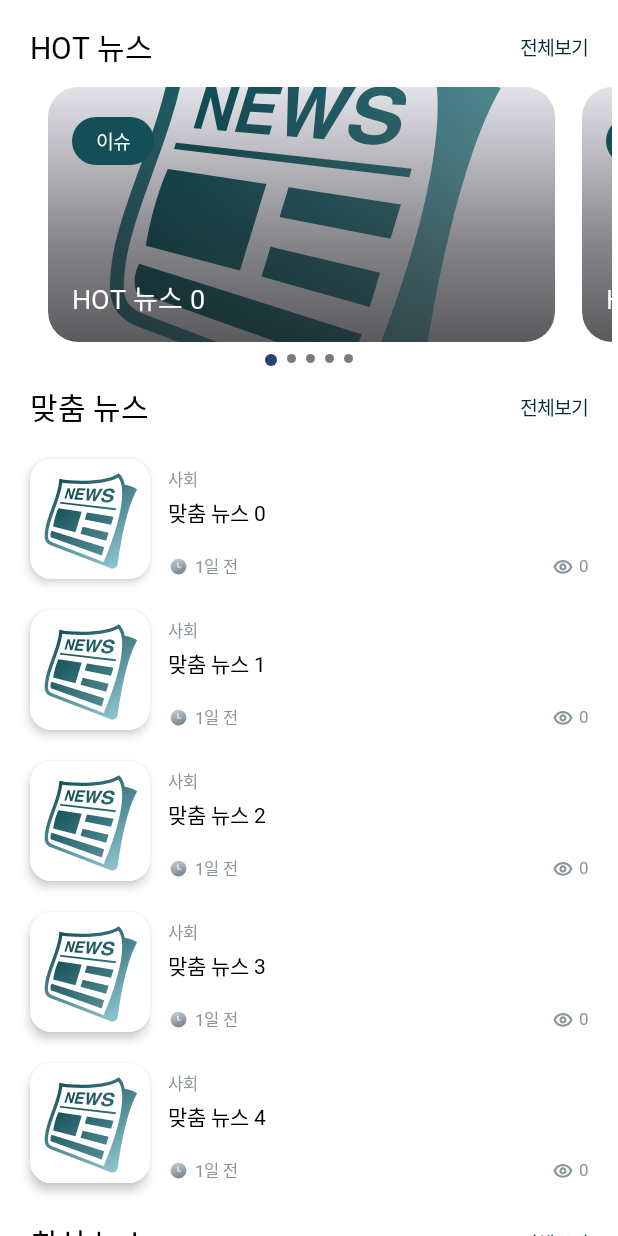
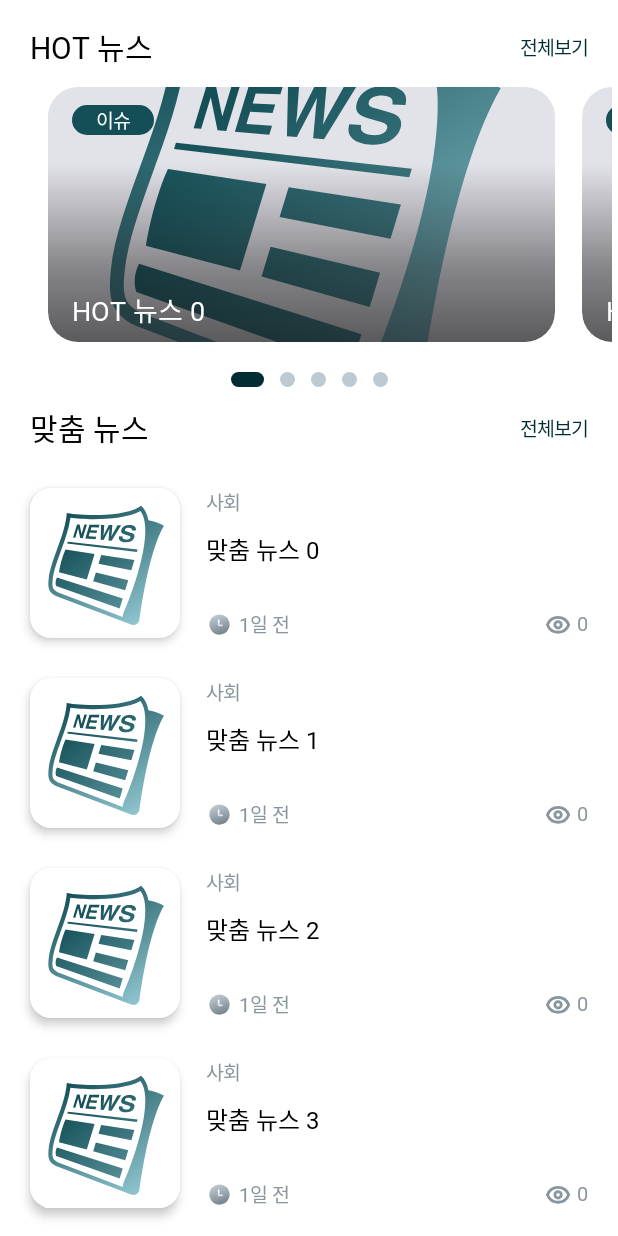
Before and after one commit to My-issue-ssafy/my-issue, an Android app built with Jetpack Compose: the composable NewsScreen shown on its own in the app's theme, on a phone screen of 412 x 824 dp. Run offline under Robolectric (Android 15) with nearby library versions, the phone set to English and light mode, and no system bars; our stand-ins replace Dagger/Hilt's generated code, Navigation 3; pictures from the network do not load; Roboto replaces fonts that are not available here; 14 statements that could not run were skipped.

Commit message:
fix : 뉴스 메인 UI 수정
- HOT뉴스 페이저 점 모양 수정
- 컴포넌트 크기 수정
- 불필요한 코드 리팩토링

S13P21D101-48

```diff
--- a/android/app/src/main/java/com/ioi/myssue/ui/news/NewsComponent.kt
+++ b/android/app/src/main/java/com/ioi/myssue/ui/news/NewsComponent.kt
@@ -1,6 +1,13 @@
 package com.ioi.myssue.ui.news
 
+import android.R.attr.bottom
 import android.R.attr.onClick
+import android.annotation.SuppressLint
+import androidx.compose.animation.animateColorAsState
+import androidx.compose.animation.core.Spring
+import androidx.compose.animation.core.animateDpAsState
+import androidx.compose.animation.core.spring
+import androidx.compose.animation.core.tween
 import androidx.compose.foundation.Image
 import androidx.compose.foundation.background
 import androidx.compose.foundation.clickable
@@ -34,6 +41,7 @@ import androidx.compose.material3.MaterialTheme.typography
 import androidx.compose.material3.Text
 import androidx.compose.runtime.Composable
 import androidx.compose.runtime.derivedStateOf
+import androidx.compose.runtime.getValue
 import androidx.compose.runtime.remember
 import androidx.compose.ui.Alignment
 import androidx.compose.ui.Modifier
@@ -53,6 +61,8 @@ import coil.compose.AsyncImage
 import com.ioi.myssue.R
 import com.ioi.myssue.designsystem.theme.AppColors.Primary600
 import com.ioi.myssue.designsystem.theme.AppColors.Primary700
+import com.ioi.myssue.designsystem.theme.BackgroundColors.Background200
+import com.ioi.myssue.designsystem.theme.BackgroundColors.Background300
 import com.ioi.myssue.designsystem.theme.BackgroundColors.Background400
 import com.ioi.myssue.domain.model.News
 import java.sql.Time
@@ -84,6 +94,7 @@ fun NewsSectionHeader(
 }
 
 // HOT뉴스 페이저
+@SuppressLint("ConfigurationScreenWidthHeight")
 @Composable
 fun HotNewsPager(
     items: List<News>,
@@ -98,20 +109,12 @@ fun HotNewsPager(
     }
     val pagerState = rememberPagerState(pageCount = { items.size })
 
-    // 페이지에 따라 padding 조정
-    val startPad = remember {
-        derivedStateOf { if (pagerState.currentPage == 0) 28.dp else peek }
-    }
-    val endPad = remember {
-        derivedStateOf { if (pagerState.currentPage == items.lastIndex) 28.dp else peek }
-    }
-
     Column {
         HorizontalPager(
             state = pagerState,
             pageSize = PageSize.Fixed(pageWidth),
             pageSpacing = pageSpacing,
-            contentPadding = PaddingValues(start = startPad.value, end = endPad.value),
+            contentPadding = PaddingValues(start = peek, end = peek),
             modifier = Modifier
                 .fillMaxWidth()
                 .height(170.dp)
@@ -119,15 +122,13 @@ fun HotNewsPager(
             HotNewsSlide(
                 news = items[page],
                 onClick = { onClick(items[page]) },
-                modifier = Modifier.fillMaxSize()
+                modifier = Modifier
                     .width(pageWidth)
-                    .fillMaxHeight()
             )
         }
         DotsIndicator(
             count = items.size,
             current = pagerState.currentPage,
-            modifier = Modifier.fillMaxWidth()
         )
     }
 }
@@ -169,8 +170,8 @@ fun HotNewsSlide(
                     .matchParentSize()
                     .background(
                         Brush.verticalGradient(
-                            0f to Color.Transparent,
-                            0.6f to Color(0x66000000),
+                            0.3f to Color.Transparent,
+                            0.7f to Color(0x66000000),
                             1f to Color(0x99000000)
                         )
                     )
@@ -188,6 +189,7 @@ fun HotNewsSlide(
                 modifier = Modifier
                     .padding(start = 16.dp, top = 12.dp)
                     .align(Alignment.TopStart)
+                    .height(20.dp)
             )
 
             // 기사 제목
@@ -200,7 +202,7 @@ fun HotNewsSlide(
                 overflow = TextOverflow.Ellipsis,
                 modifier = Modifier
                     .align(Alignment.BottomStart)
-                    .padding(16.dp)
+                    .padding(start= 16.dp, bottom = 8.dp)
             )
         }
     }
@@ -210,25 +212,43 @@ fun HotNewsSlide(
 fun DotsIndicator(
     count: Int,
     current: Int,
-    modifier: Modifier,
+    dotSize: Dp = 10.dp,
+    activeDotWidth: Dp = 22.dp,
 ) {
     Row(
         modifier = Modifier
             .fillMaxWidth()
-            .padding(top = 8.dp),
+            .padding(top = 20.dp),
         horizontalArrangement = Arrangement.Center
     ) {
         repeat(count) { index ->
             val active = current == index
+            val width by animateDpAsState(
+                targetValue = if (active) activeDotWidth else dotSize,
+                animationSpec = spring(
+                    dampingRatio = Spring.DampingRatioNoBouncy,
+                    stiffness = 3000f
+                ),
+                label = "dotWidth"
+            )
+            val color: Color by animateColorAsState(
+                targetValue = if (active) {
+                    Primary700
+                } else {
+                    Background300
+                },
+                animationSpec = tween(
+                    durationMillis = 300,
+                )
+            )
+
             Box(
                 Modifier
-                    .padding(horizontal = 3.dp)
-                    .size(if (active) 8.dp else 6.dp)
-                    .clip(CircleShape)
-                    .background(
-                        if (active) MaterialTheme.colorScheme.primary
-                        else MaterialTheme.colorScheme.outlineVariant
-                    )
+                    .padding(horizontal = 5.dp)
+                    .height(dotSize)
+                    .width(width)
+                    .clip(RoundedCornerShape(percent = 50))
+                    .background(color)
             )
         }
     }
@@ -237,11 +257,12 @@ fun DotsIndicator(
 // 뉴스 목록 한 줄
 @Composable
 fun NewsItem(
+    modifier: Modifier = Modifier,
     news: News,
     onClick: (News) -> Unit = {},
-    modifier: Modifier = Modifier
 ) {
     Row(
+        verticalAlignment = Alignment.CenterVertically,
         modifier = modifier
             .clip(RoundedCornerShape(16.dp))
             .padding(16.dp, 8.dp)
@@ -254,8 +275,8 @@ fun NewsItem(
         Column(
             Modifier
                 .weight(1f)
-                .padding(top = 5.dp, bottom = 5.dp),
-            verticalArrangement = Arrangement.spacedBy(4.dp)
+                .padding(top = 5.dp, bottom = 5.dp, start = 5.dp),
+            verticalArrangement = Arrangement.spacedBy(10.dp)
         ) {
             NewsCategory(category = news.category)
             NewsTitle(title = news.title)
@@ -280,7 +301,7 @@ fun NewsThumbnail(img: String?) {
             containerColor = Color.White
         ),
         modifier = Modifier
-            .size(80.dp),
+            .size(100.dp),
         elevation = CardDefaults.cardElevation(4.dp)
     ) {
         Image(
@@ -296,7 +317,7 @@ fun NewsThumbnail(img: String?) {
 fun NewsCategory(category: String) {
     Text(
         text = category,
-        style = typography.labelMedium,
+        style = typography.labelLarge,
         fontWeight = FontWeight.Bold,
         color = Background400
     )
@@ -307,7 +328,7 @@ fun NewsCategory(category: String) {
 fun NewsTitle(title: String) {
     Text(
         text = title,
-        style = typography.bodyMedium,
+        style = typography.bodyLarge,
         fontWeight = FontWeight.Bold,
         maxLines = 2,
         minLines = 2,
@@ -322,11 +343,11 @@ fun NewsCreatedAt(createdAt: String) {
         Image(
             painter = painterResource(R.drawable.ic_time),
             contentDescription = null,
-            modifier = Modifier.size(14.dp),
+            modifier = Modifier.size(18.dp),
         )
         Text(
             text = createdAt,
-            style = typography.labelMedium,
+            style = typography.labelLarge,
             fontWeight = FontWeight.Bold,
             color = Background400,
             modifier = Modifier.padding(start = 4.dp)
@@ -341,12 +362,12 @@ fun NewsViews(views: Int) {
         Icon(
             painter = painterResource(R.drawable.ic_eye),
             contentDescription = null,
-            modifier = Modifier.size(14.dp),
+            modifier = Modifier.size(18.dp),
             tint = Background400
         )
         Text(
             text = "$views",
-            style = typography.labelMedium,
+            style = typography.labelLarge,
             fontWeight = FontWeight.Bold,
             color = Background400,
             modifier = Modifier.padding(start = 4.dp)
--- a/android/app/src/main/java/com/ioi/myssue/ui/news/NewsScreen.kt
+++ b/android/app/src/main/java/com/ioi/myssue/ui/news/NewsScreen.kt
@@ -12,16 +12,11 @@ import androidx.compose.ui.unit.dp
 import androidx.hilt.navigation.compose.hiltViewModel
 import com.ioi.myssue.domain.model.News
 
-
 @Composable
 fun NewsScreen(
     viewModel: NewsViewModel = hiltViewModel()
 ) {
     val state = viewModel.state.collectAsState()
-
-    val hot = state.value.hot
-    val rec = state.value.recommend
-    val recent = state.value.recent
 
     LazyColumn(
         modifier = Modifier.fillMaxSize(),
@@ -41,14 +36,15 @@ fun LazyListScope.NewsHOT(list: List<News>) {
         HotNewsPager(items = list)
     }
 }
+
 fun LazyListScope.NewsRecommend(list: List<News>) {
     if (list.isEmpty()) return
     item { NewsSectionHeader("맞춤 뉴스") }
-    items(list) { item -> NewsItem(item) }
+    items(list) { item -> NewsItem(Modifier, item) }
 }
 
 private fun LazyListScope.NewsRecent(list: List<News>) {
     if (list.isEmpty()) return
     item { NewsSectionHeader("최신 뉴스") }
-    items(list) { item -> NewsItem(item) }
+    items(list) { item -> NewsItem(Modifier, item) }
 }
--- a/android/app/src/main/java/com/ioi/myssue/ui/news/NewsViewModel.kt
+++ b/android/app/src/main/java/com/ioi/myssue/ui/news/NewsViewModel.kt
@@ -27,7 +27,8 @@ class NewsViewModel @Inject constructor(
         getNews()
     }
 
-    fun getNews() { viewModelScope.launch {
+    fun getNews() {
+        viewModelScope.launch {
             runCatching {
                 val hotNews = fakeNewsRepository.getHotNews()
                 val recommendedNews = fakeNewsRepository.getRecommendedNews()
```
Lines whose indentation alone changed are shown as unchanged.
